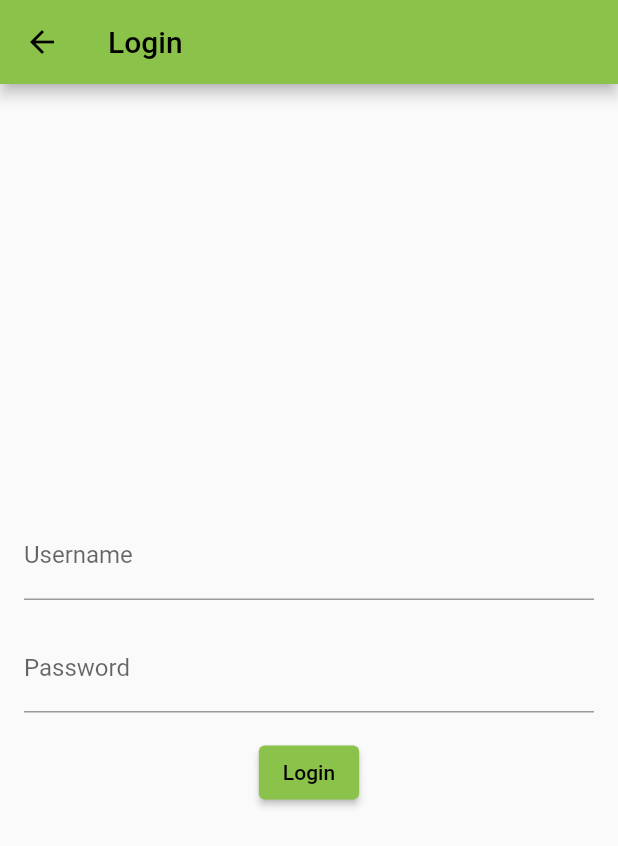
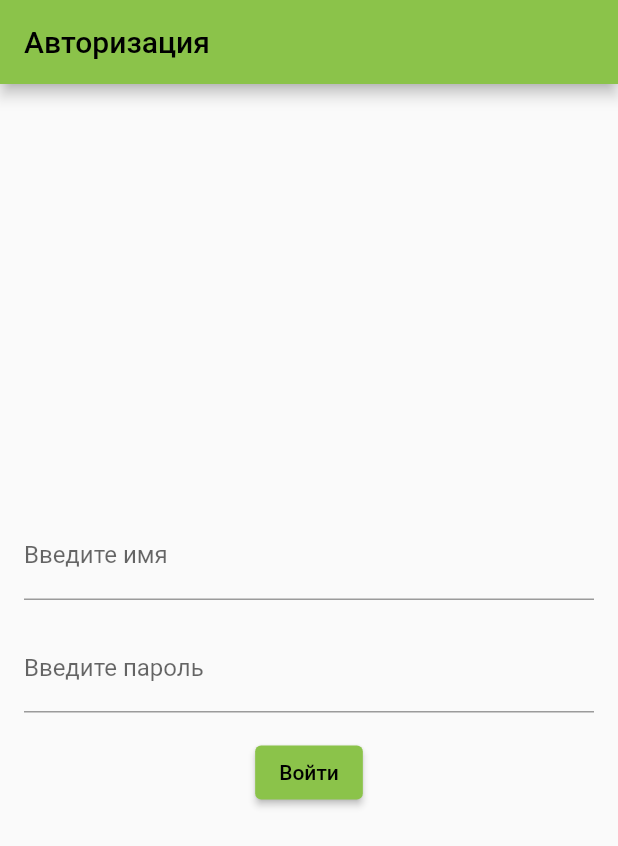
Before and after one commit to AndrushaKuznetsov20/Flutter_, a Flutter app: the screen it shows after launch, after a tap on "Авторизация", on a phone screen of 412 x 824 dp. Shown: the top 846 px of the screen. Run offline on Flutter 3.47's test engine with Material 2 defaults, Android fonts, the phone set to English and light mode, and no system bars; our stand-ins replace shared_preferences; missing offline and left inert: dart:ffi; accounts and stored records are empty; network calls fail.

Commit message:
New_commit

```diff
--- a/lib/PageScreen/LoginScreen.dart
+++ b/lib/PageScreen/LoginScreen.dart
@@ -15,7 +15,8 @@ class LoginScreen extends StatelessWidget {
   Widget build(BuildContext context) {
     return Scaffold(
       appBar: AppBar(
-        title: Text('Login'),
+        title: Text('Авторизация'),
+        automaticallyImplyLeading: false,
       ),
       body: Padding(
         padding: EdgeInsets.all(16.0),
@@ -25,7 +26,7 @@ class LoginScreen extends StatelessWidget {
             TextField(
               controller: usernameController,
               decoration: InputDecoration(
-                labelText: 'Username',
+                labelText: 'Введите имя',
               ),
             ),
             SizedBox(height: 16.0),
@@ -33,7 +34,7 @@ class LoginScreen extends StatelessWidget {
               controller: passwordController,
               obscureText: true,
               decoration: InputDecoration(
-                labelText: 'Password',
+                labelText: 'Введите пароль',
               ),
             ),
             SizedBox(height: 16.0),
@@ -41,7 +42,7 @@ class LoginScreen extends StatelessWidget {
               onPressed: () {
                 login(context);
               },
-              child: Text('Login'),
+              child: Text('Войти'),
             ),
           ],
         ),
```
Also changed, not shown: lib/PageScreen/EditAnnouncement.dart (+16 -6 lines).
